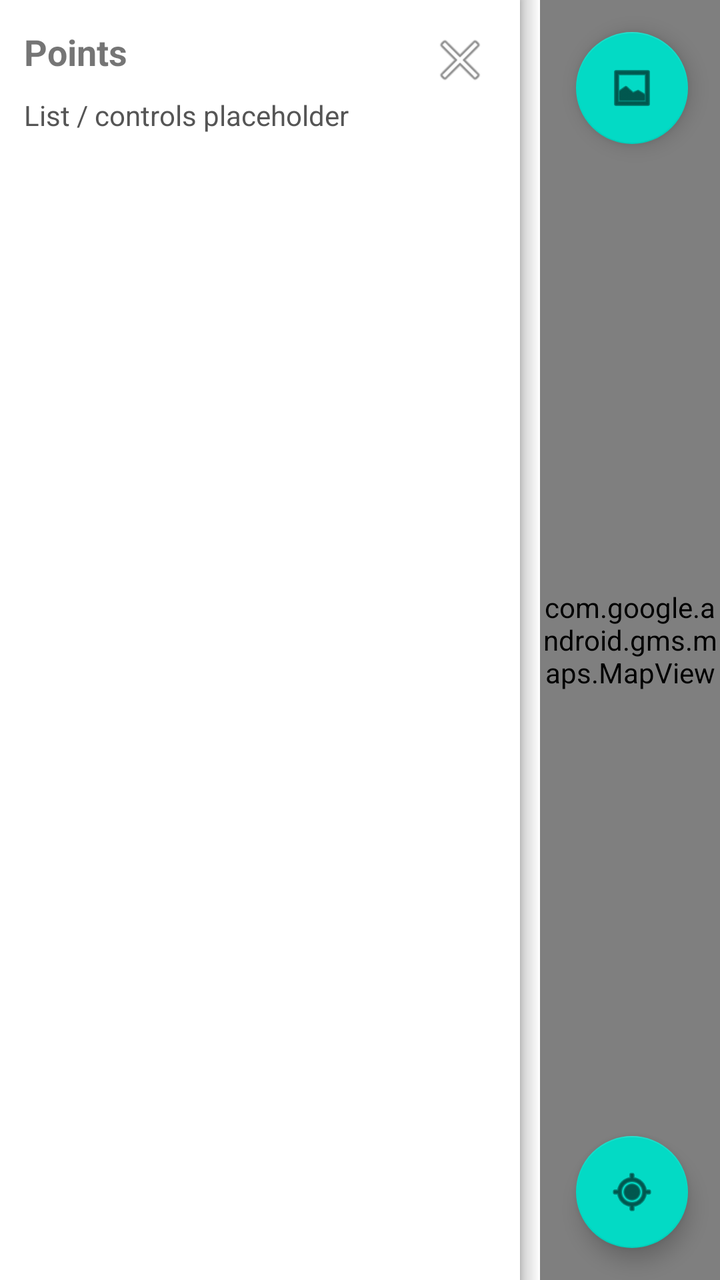
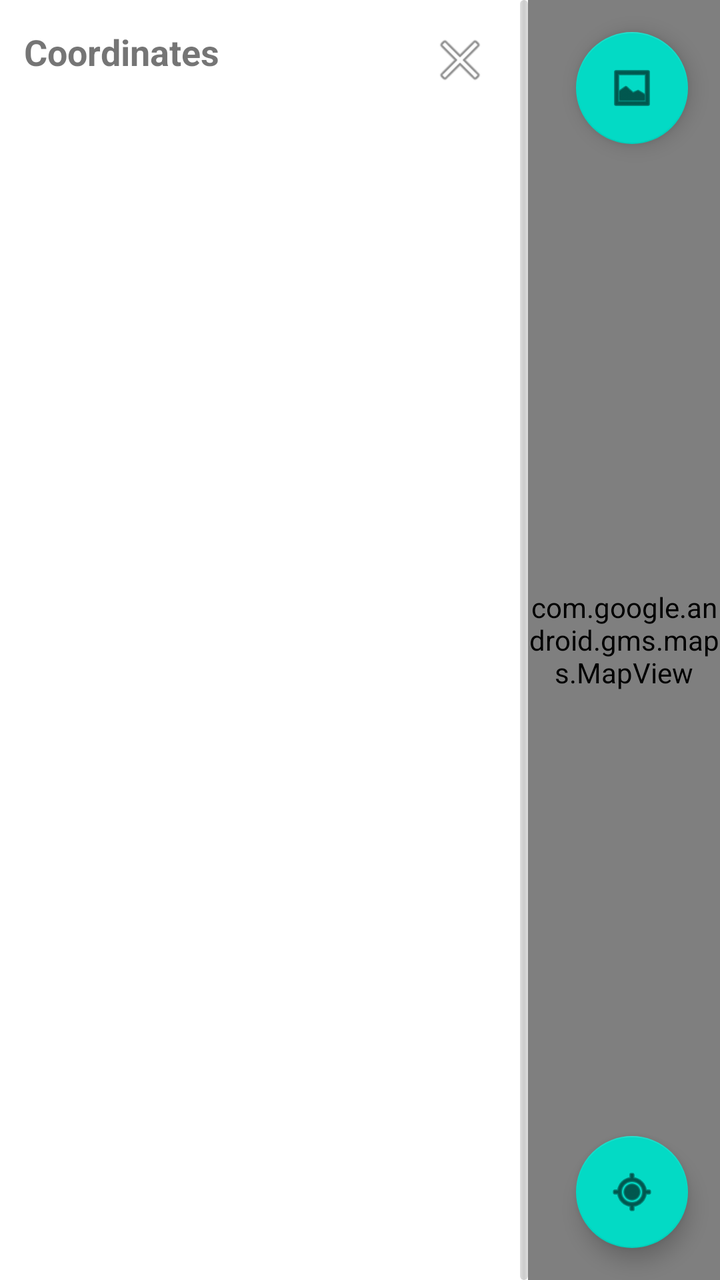

Two renders of the same Android screen: before a commit and after it. Below are the layout's source before the change and the commit's diff.
<!-- AndroidManifest.xml: application theme Theme.SurveyingApp -->
<!-- res/layout/fragment_render_map.xml -->
<?xml version="1.0" encoding="utf-8"?>
<LinearLayout xmlns:android="http://schemas.android.com/apk/res/android"
    android:layout_width="match_parent"
    android:layout_height="match_parent"
    android:orientation="horizontal">

    
    <LinearLayout
        android:id="@+id/left_panel"
        android:layout_width="260dp"
        android:layout_height="match_parent"
        android:orientation="vertical"
        android:padding="12dp"
        android:background="#FFFFFF"
        android:elevation="2dp">

        <LinearLayout
            android:layout_width="match_parent"
            android:layout_height="wrap_content"
            android:orientation="horizontal"
            android:gravity="center_vertical">
            <TextView
                android:id="@+id/left_panel_title"
                android:layout_width="0dp"
                android:layout_height="wrap_content"
                android:layout_weight="1"
                android:text="Points"
                android:textStyle="bold"
                android:textSize="18sp"
                android:paddingBottom="8dp" />
            <ImageButton
                android:id="@+id/btn_collapse_panel"
                android:layout_width="36dp"
                android:layout_height="36dp"
                android:background="@android:color/transparent"
                android:contentDescription="Collapse"
                android:src="@android:drawable/ic_menu_close_clear_cancel" />
        </LinearLayout>

        <TextView
            android:id="@+id/left_panel_placeholder"
            android:layout_width="match_parent"
            android:layout_height="wrap_content"
            android:text="List / controls placeholder"
            android:textSize="14sp"
            android:textColor="#555555" />

        
    </LinearLayout>

    
    <View
        android:id="@+id/panel_handle"
        android:layout_width="10dp"
        android:layout_height="match_parent"
        android:background="@drawable/panel_edge_shadow" />

    
    <FrameLayout
        android:layout_width="0dp"
        android:layout_height="match_parent"
        android:layout_weight="1">

        <com.google.android.gms.maps.MapView
            android:id="@+id/mapView"
            android:layout_width="match_parent"
            android:layout_height="match_parent" />

        <TextView
            android:id="@+id/text_render_map"
            android:layout_width="wrap_content"
            android:layout_height="wrap_content"
            android:text="@string/render_map_placeholder"
            android:textSize="18sp"
            android:background="#66000000"
            android:textColor="@android:color/white"
            android:padding="12dp"
            android:layout_gravity="center"
            android:visibility="gone" />

        <com.google.android.material.floatingactionbutton.FloatingActionButton
            android:id="@+id/fab_toggle_sat"
            android:layout_width="wrap_content"
            android:layout_height="wrap_content"
            android:layout_gravity="top|end"
            android:layout_margin="16dp"
            android:contentDescription="Toggle satellite"
            android:src="@android:drawable/ic_menu_gallery" />

        <com.google.android.material.floatingactionbutton.FloatingActionButton
            android:id="@+id/fab_recenter"
            android:layout_width="wrap_content"
            android:layout_height="wrap_content"
            android:layout_gravity="bottom|end"
            android:layout_margin="16dp"
            android:contentDescription="Recenter map"
            android:src="@android:drawable/ic_menu_mylocation" />

        
        <ImageButton
            android:id="@+id/btn_expand_panel"
            android:layout_width="40dp"
            android:layout_height="40dp"
            android:layout_gravity="center_vertical|start"
            android:layout_margin="8dp"
            android:background="#AAFFFFFF"
            android:contentDescription="Expand panel"
            android:src="@android:drawable/ic_input_add"
            android:visibility="gone" />

    </FrameLayout>

</LinearLayout>
<!-- resources referenced by this layout -->
<resources>
  <!-- drawable panel_edge_shadow (drawable) -->
  <?xml version="1.0" encoding="utf-8"?>
  <shape xmlns:android="http://schemas.android.com/apk/res/android" android:shape="rectangle">
      <gradient
          android:startColor="#33000000"
          android:endColor="@android:color/transparent"
          android:type="linear"
          android:angle="0" />
  </shape>
  <string name="render_map_placeholder">Map will render here.</string>
  <style name="Theme.SurveyingApp" parent="Theme.MaterialComponents.DayNight.DarkActionBar">
          
          <item name="colorPrimary">@color/purple_500</item>
          <item name="colorPrimaryVariant">@color/purple_700</item>
          <item name="colorOnPrimary">@color/white</item>
          
          <item name="colorSecondary">@color/teal_200</item>
          <item name="colorSecondaryVariant">@color/teal_700</item>
          <item name="colorOnSecondary">@color/black</item>
          
          <item name="android:statusBarColor">?attr/colorPrimaryVariant</item>
          
      </style>
  <color name="purple_500">#FF6200EE</color>
  <color name="purple_700">#FF3700B3</color>
  <color name="white">#FFFFFFFF</color>
  <color name="teal_200">#FF03DAC5</color>
  <color name="teal_700">#FF018786</color>
  <color name="black">#FF000000</color>
</resources>

<!-- the commit's change to res/layout/fragment_render_map.xml (unified diff, before → after) -->
@@ -11,8 +11,7 @@
         android:layout_height="match_parent"
         android:orientation="vertical"
         android:padding="12dp"
-        android:background="#FFFFFF"
-        android:elevation="2dp">
+        android:background="#FFFFFF" >
 
         <LinearLayout
             android:layout_width="match_parent"
@@ -24,7 +23,7 @@
                 android:layout_width="0dp"
                 android:layout_height="wrap_content"
                 android:layout_weight="1"
-                android:text="Points"
+                android:text="Coordinates"
                 android:textStyle="bold"
                 android:textSize="18sp"
                 android:paddingBottom="8dp" />
@@ -37,23 +36,29 @@
                 android:src="@android:drawable/ic_menu_close_clear_cancel" />
         </LinearLayout>
 
+        <androidx.recyclerview.widget.RecyclerView
+            android:id="@+id/coordinate_toggle_list"
+            android:layout_width="match_parent"
+            android:layout_height="0dp"
+            android:layout_weight="1"/>
+
         <TextView
             android:id="@+id/left_panel_placeholder"
             android:layout_width="match_parent"
             android:layout_height="wrap_content"
-            android:text="List / controls placeholder"
+            android:text="No coordinates"
             android:textSize="14sp"
-            android:textColor="#555555" />
-
-        
+            android:textColor="#555555"
+            android:visibility="gone" />
     </LinearLayout>
 
     
     <View
         android:id="@+id/panel_handle"
-        android:layout_width="10dp"
+        android:layout_width="4dp"
         android:layout_height="match_parent"
-        android:background="@drawable/panel_edge_shadow" />
+        android:background="@drawable/panel_handle_grip"
+        android:contentDescription="Drag handle" />
 
     
     <FrameLayout
<!-- resource entries referenced after the edit -->
@@ -1,12 +1,15 @@
 <!-- resources referenced by this layout -->
 <resources>
-  <!-- drawable panel_edge_shadow (drawable) -->
+  <!-- drawable panel_handle_grip (drawable) -->
   <?xml version="1.0" encoding="utf-8"?>
   <shape xmlns:android="http://schemas.android.com/apk/res/android" android:shape="rectangle">
+      
+      <size android:width="4dp" />
+      <corners android:radius="2dp" />
       <gradient
-          android:startColor="#33000000"
-          android:endColor="@android:color/transparent"
-          android:type="linear"
+          android:startColor="#22000000"
+          android:centerColor="#33000000"
+          android:endColor="#22000000"
           android:angle="0" />
   </shape>
   <string name="render_map_placeholder">Map will render here.</string>
